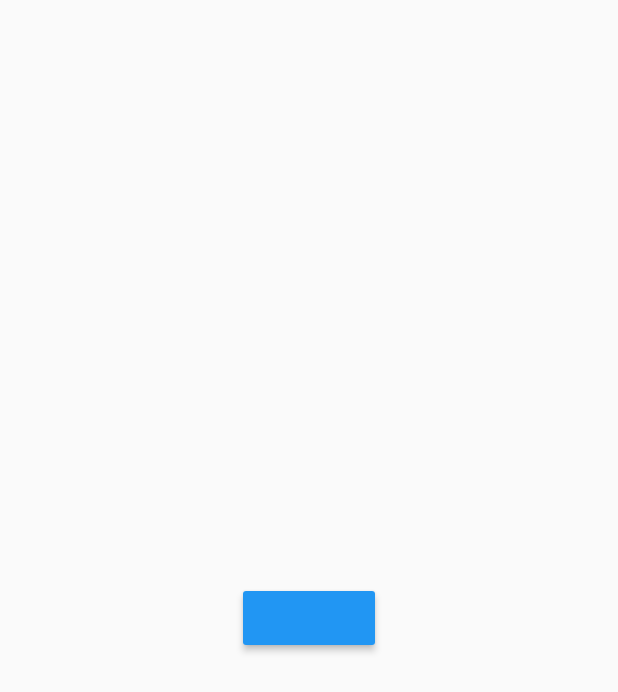
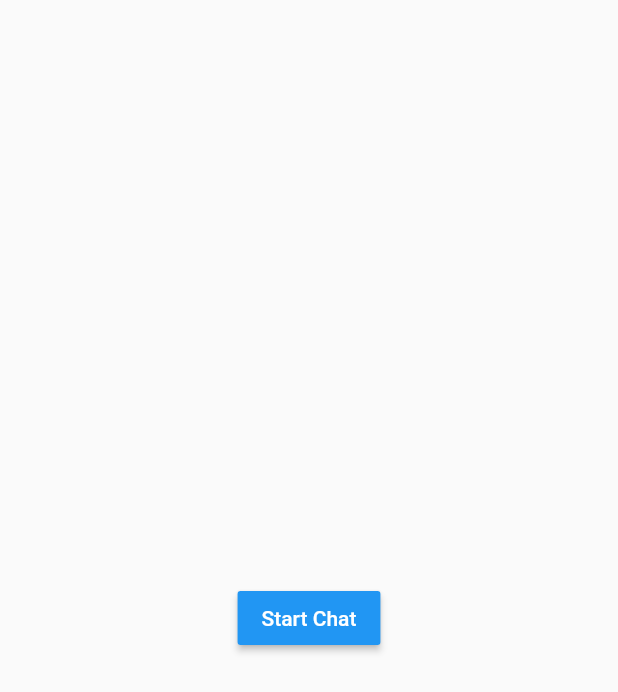
Before and after one commit to anand817/ChatApp, a Flutter app: the screen it shows after launch, on a phone screen of 412 x 824 dp. Shown: the top 692 px of the screen. Run offline on Flutter 3.47's test engine with Material 2 defaults, Android fonts, the phone set to English and light mode, and no system bars; our stand-ins replace get_it.

Commit message:
minor changes

```diff
--- a/chatapp_frontend/chat_app/lib/constants.dart
+++ b/chatapp_frontend/chat_app/lib/constants.dart
@@ -1,3 +1,7 @@
 const WEBSOCKET_URI = 'ws://192.168.0.104:8000/ws/chat/';
 
-// 192.168.0.104 -- replace this with the ip address of your computer
+// for real device
+// 192.168.0.104 -- replace this with the ip address of your computer and run django serevr on the address only
+
+// for emulator
+// use 10.0.2.2 for emulator run django server on default address
--- a/chatapp_frontend/chat_app/lib/ui/landing_page.dart
+++ b/chatapp_frontend/chat_app/lib/ui/landing_page.dart
@@ -15,6 +15,10 @@ class LandindPage extends StatelessWidget {
               MaterialPageRoute(builder: (context) => HomePage()),
             );
           },
+          child: Text(
+            'Start Chat',
+            style: TextStyle(color: Colors.white),
+          ),
         ),
       ),
     );
```
